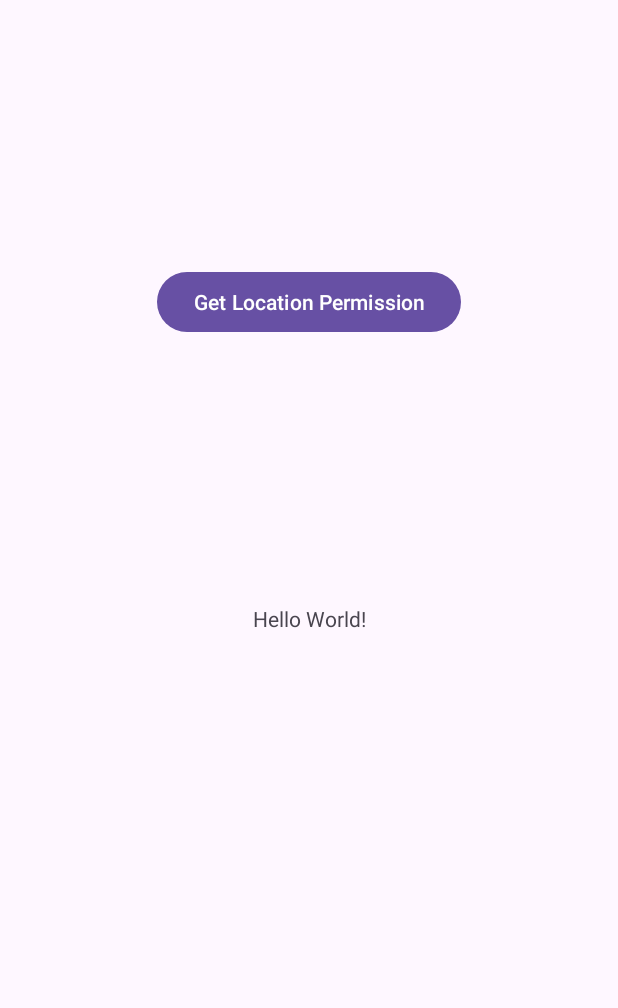
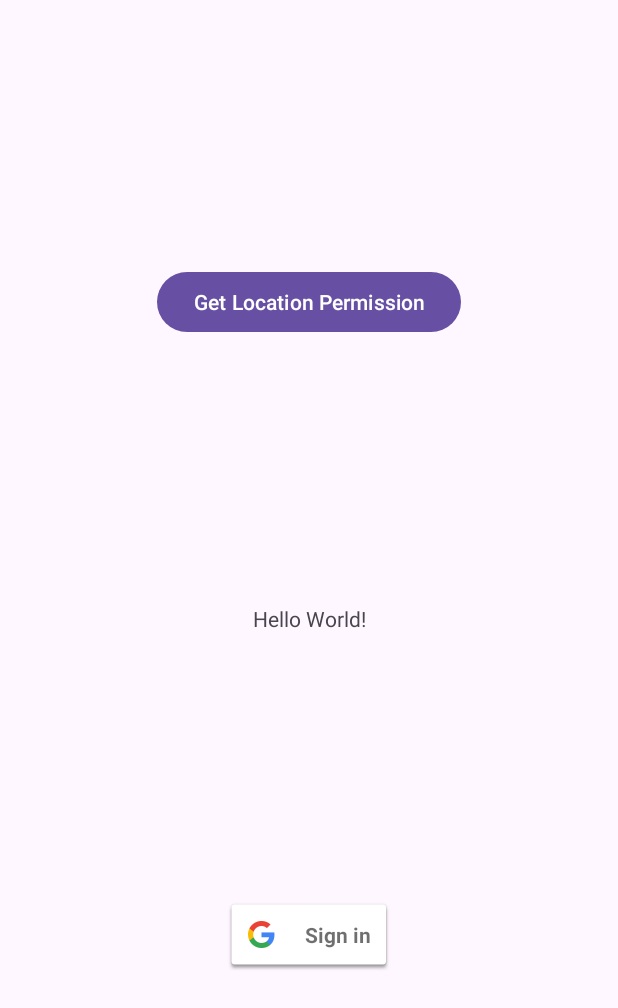
Before and after one commit to dorawyy/cpen321-w23-scam-mers, an Android app: the screen it shows after launch (MainActivity), on a phone screen of 412 x 824 dp. Shown: the top 1008 px of the screen. Run offline under Robolectric (Android 15) with nearby library versions, the light colour scheme and no system bars.

Commit message:
added google sign in

```diff
--- a/app/build.gradle.kts
+++ b/app/build.gradle.kts
@@ -36,4 +36,5 @@ dependencies {
     testImplementation("junit:junit:4.13.2")
     androidTestImplementation("androidx.test.ext:junit:1.1.5")
     androidTestImplementation("androidx.test.espresso:espresso-core:3.5.1")
+    implementation ("com.google.android.gms:play-services-auth:20.7.0")
 }
--- a/app/src/main/java/com/scammers/runio/MainActivity.java
+++ b/app/src/main/java/com/scammers/runio/MainActivity.java
@@ -1,12 +1,16 @@
 package com.scammers.runio;
 
+import androidx.activity.result.ActivityResultLauncher;
+import androidx.activity.result.contract.ActivityResultContracts;
 import androidx.appcompat.app.AppCompatActivity;
 import androidx.core.app.ActivityCompat;
 import androidx.core.content.ContextCompat;
 
 import android.Manifest;
+import android.app.Activity;
 import android.app.AlertDialog;
 import android.content.DialogInterface;
+import android.content.Intent;
 import android.content.pm.PackageManager;
 import android.os.Bundle;
 import android.util.Log;
@@ -14,10 +18,18 @@ import android.view.View;
 import android.widget.Button;
 import android.widget.Toast;
 
+import com.google.android.gms.auth.api.signin.GoogleSignIn;
+import com.google.android.gms.auth.api.signin.GoogleSignInAccount;
+import com.google.android.gms.auth.api.signin.GoogleSignInClient;
+import com.google.android.gms.auth.api.signin.GoogleSignInOptions;
+import com.google.android.gms.common.api.ApiException;
+import com.google.android.gms.tasks.Task;
+
 public class MainActivity extends AppCompatActivity {
 
     final static String TAG = "MainActivity";
     private Button locationButton;
+    private GoogleSignInClient mGoogleSignInClient;
 
     @Override
     protected void onCreate(Bundle savedInstanceState) {
@@ -33,6 +45,81 @@ public class MainActivity extends AppCompatActivity {
                 Toast.makeText(MainActivity.this, "Trying to request location permissions", Toast.LENGTH_LONG).show();
             }
         });
+
+        // Configure sign-in to request the user's ID, email address, and basic
+        // profile. ID and basic profile are included in DEFAULT_SIGN_IN.
+        GoogleSignInOptions gso = new GoogleSignInOptions.Builder(GoogleSignInOptions.DEFAULT_SIGN_IN)
+                .requestEmail()
+                .build();
+        // Build a GoogleSignInClient with the options specified by gso.
+        mGoogleSignInClient = GoogleSignIn.getClient(this, gso);
+
+        findViewById(R.id.sign_in_button).setOnClickListener(new View.OnClickListener() {
+            @Override
+            public void onClick(View view) {
+                signIn();
+            }
+        });
+    }
+
+    private void signIn() {
+        Intent signInIntent = mGoogleSignInClient.getSignInIntent();
+        signInLauncher.launch(signInIntent);
+    }
+    private ActivityResultLauncher<Intent> signInLauncher = registerForActivityResult(
+            new ActivityResultContracts.StartActivityForResult(),
+            result -> {
+                if (result.getResultCode() == Activity.RESULT_OK) {
+                    // Handle the successful sign-in here
+                    // You can get the data from the result intent if needed
+                    Intent data = result.getData();
+                    // Add your logic here
+                    Task<GoogleSignInAccount> task = GoogleSignIn.getSignedInAccountFromIntent(data);
+                    handleSignInResult(task);
+                } else {
+                    // Handle the unsuccessful sign-in here
+                    // Add your logic for handling the failure
+                }
+            }
+    );
+
+    private void handleSignInResult(Task<GoogleSignInAccount> completedTask) {
+        try {
+            GoogleSignInAccount account = completedTask.getResult(ApiException.class);
+
+            // Signed in successfully, show authenticated UI.
+            updateUI(account);
+        } catch (ApiException e) {
+            // The ApiException status code indicates the detailed failure reason.
+            // Please refer to the GoogleSignInStatusCodes class reference for more information.
+            Log.w(TAG, "signInResult:failed code=" + e.getStatusCode());
+            updateUI(null);
+        }
+    }
+
+    @Override
+    protected void onStart() {
+        super.onStart();
+        // Check for existing Google Sign In account, if the user is already signed in
+        // the GoogleSignInAccount will be non-null.
+        GoogleSignInAccount account = GoogleSignIn.getLastSignedInAccount(this);
+        updateUI(account);
+    }
+
+    private void updateUI(GoogleSignInAccount account) {
+        if (account == null){
+            Log.d(TAG, "There is no user signed in");
+        }
+        else{
+            Log.d(TAG, "Name: "+ account.getDisplayName());
+            Log.d(TAG, "Email: "+ account.getEmail());
+            Log.d(TAG, "Family Name: "+ account.getFamilyName());
+            Log.d(TAG, "Given Name: "+ account.getGivenName());
+            Log.d(TAG, "Photo URL: "+ account.getPhotoUrl());
+
+            // Send token to backend
+            // Move to another activity
+        }
     }
 
     private void checkPermissions(){
--- a/app/src/main/res/layout/activity_main.xml
+++ b/app/src/main/res/layout/activity_main.xml
@@ -26,4 +26,13 @@
         app:layout_constraintStart_toStartOf="parent"
         app:layout_constraintTop_toTopOf="parent" />
 
+    <com.google.android.gms.common.SignInButton
+        android:id="@+id/sign_in_button"
+        android:layout_width="wrap_content"
+        android:layout_height="wrap_content"
+        app:layout_constraintBottom_toBottomOf="parent"
+        app:layout_constraintEnd_toEndOf="parent"
+        app:layout_constraintStart_toStartOf="parent"
+        app:layout_constraintTop_toBottomOf="@+id/textView" />
+
 </androidx.constraintlayout.widget.ConstraintLayout>
```
Also changed, not shown: 1 other file.
